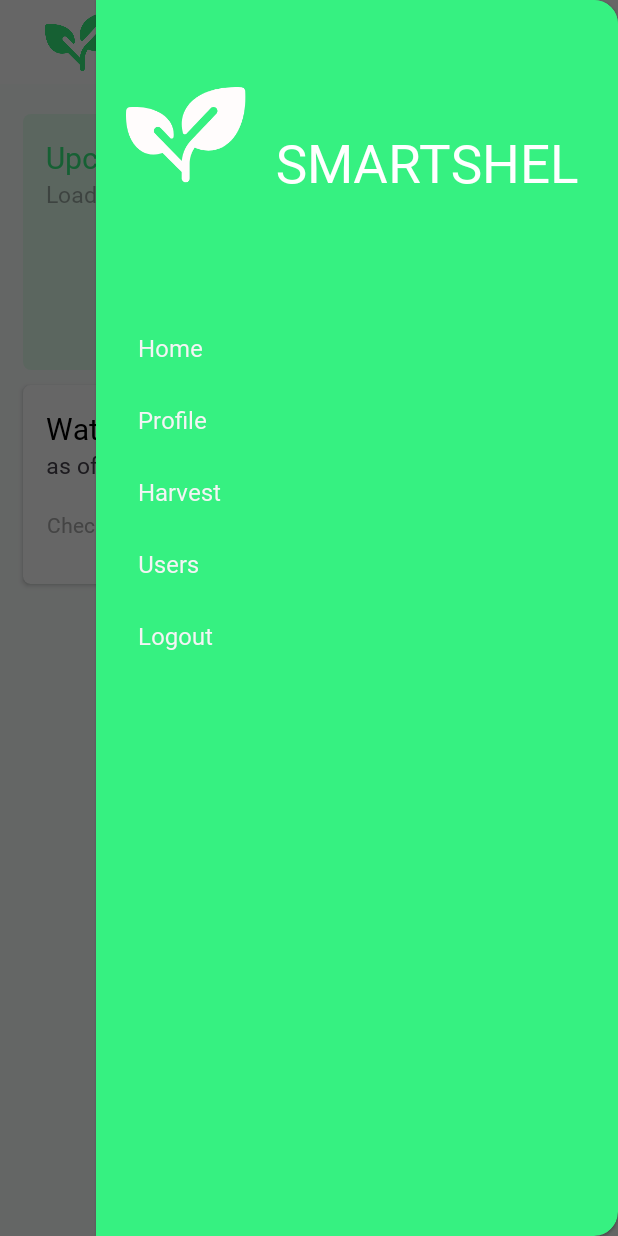
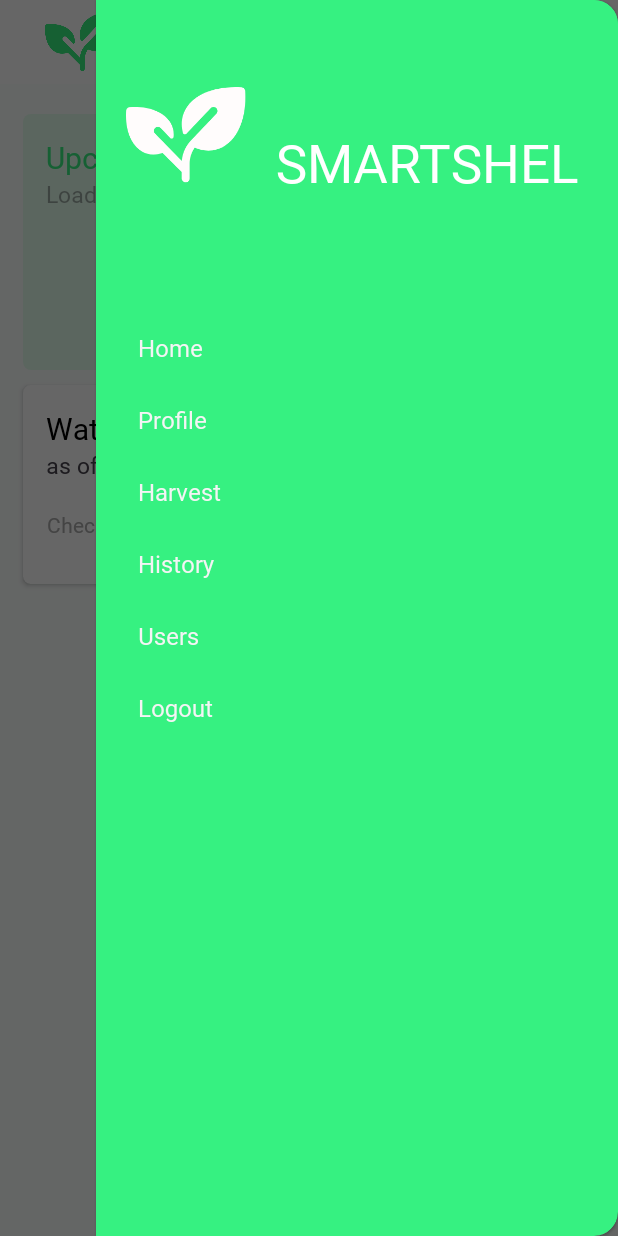
Before and after one commit to JmrDn/Smart_Shell, an Android app: the HomeFragment screen opened directly, with no data from a screen before it, with the side drawer open, on a phone screen of 412 x 824 dp. Run offline under Robolectric (Android 15) with nearby library versions, the phone set to English and light mode, and no system bars; our stand-ins replace Firebase (no records; nobody signed in at launch, a user with empty details on screens opened directly); 1 statement that could not run was skipped.

Commit message:
Water salinity fetched and history added

```diff
--- a/app/src/main/java/com/example/smartshell/Signup.java
+++ b/app/src/main/java/com/example/smartshell/Signup.java
@@ -21,6 +21,7 @@ import android.widget.ProgressBar;
 import android.widget.TextView;
 import android.widget.Toast;
 
+import com.example.smartshell.Utils.DateAndTimeUtils;
 import com.example.smartshell.Utils.UserCredentials;
 import com.google.android.gms.tasks.OnCompleteListener;
 import com.google.android.gms.tasks.Task;
@@ -258,7 +259,7 @@ public class Signup extends AppCompatActivity {
         users.put("email", email);
         users.put("name", name);
         users.put("password", password);
-        users.put("dateCreated", LocalDateTime.now().toString());
+        users.put("dateCreated", DateAndTimeUtils.getTime24HrsFormatAndDate());
         users.put("userId", userId);
         users.put("isBlocked", false);
 
--- a/app/src/main/java/com/example/smartshell/fragments/HomeFragment.java
+++ b/app/src/main/java/com/example/smartshell/fragments/HomeFragment.java
@@ -4,6 +4,7 @@ import android.os.Build;
 import android.os.Bundle;
 
 import androidx.annotation.NonNull;
+import androidx.annotation.Nullable;
 import androidx.annotation.RequiresApi;
 import androidx.fragment.app.Fragment;
 
@@ -19,15 +20,31 @@ import com.example.smartshell.Utils.DateAndTimeUtils;
 import com.example.smartshell.Utils.HarvestUtils;
 import com.google.android.gms.tasks.OnCompleteListener;
 import com.google.android.gms.tasks.Task;
+import com.google.firebase.database.DataSnapshot;
+import com.google.firebase.database.DatabaseError;
+import com.google.firebase.database.DatabaseReference;
+import com.google.firebase.database.FirebaseDatabase;
+import com.google.firebase.database.ValueEventListener;
+import com.google.firebase.firestore.DocumentReference;
+import com.google.firebase.firestore.EventListener;
 import com.google.firebase.firestore.FirebaseFirestore;
+import com.google.firebase.firestore.FirebaseFirestoreException;
 import com.google.firebase.firestore.QueryDocumentSnapshot;
 import com.google.firebase.firestore.QuerySnapshot;
+
+import java.time.LocalDateTime;
+import java.time.format.DateTimeFormatter;
+import java.util.HashMap;
 
 
 @RequiresApi(api = Build.VERSION_CODES.O)
 public class HomeFragment extends Fragment {
 
-    TextView harvestDate, numOfDays, days;
+    TextView harvestDate;
+    TextView numOfDays;
+    TextView  days;
+    TextView currentTime;
+    TextView currentWaterSalinity;
     @Override
     public View onCreateView(LayoutInflater inflater, ViewGroup container,
                              Bundle savedInstanceState) {
@@ -37,8 +54,101 @@ public class HomeFragment extends Fragment {
         initWidgets(view);
         setUpDate();
         setUpUpcomingHarvestDate();
+        setUpCurrentSalinityDetails();
 
         return  view;
+    }
+
+    private void setUpCurrentSalinityDetails() {
+        DatabaseReference db = FirebaseDatabase.getInstance().getReference("Readings");
+
+        db.addValueEventListener(new ValueEventListener() {
+            @Override
+            public void onDataChange(@NonNull DataSnapshot snapshot) {
+                String currentSalinityFromDb = snapshot.child("Water").getValue().toString();
+                currentWaterSalinity.setText(currentSalinityFromDb);
+                setHistory(currentSalinityFromDb);
+            }
+
+            @Override
+            public void onCancelled(@NonNull DatabaseError error) {
+                Log.d("TAG", "Failed to fetch current water salinity");
+            }
+        });
+    }
+
+    private void setHistory(String currentSalinityFromDb) {
+
+        HashMap<String, Object> history = new HashMap();
+        LocalDateTime now = LocalDateTime.now();
+        DateTimeFormatter dateTimeFormatter = DateTimeFormatter.ofPattern("dd/MM/yyyy H:mm:s");
+        String currentDateAndTime = now.format(dateTimeFormatter);
+
+        history.put("waterSalinity", currentSalinityFromDb);
+        history.put("dateAndTime", currentDateAndTime);
+
+        validateHistory(history);
+    }
+
+    private void validateHistory(HashMap<String, Object> history) {
+
+        FirebaseFirestore.getInstance().collection("history")
+                .get()
+                .addOnCompleteListener(new OnCompleteListener<QuerySnapshot>() {
+                    @Override
+                    public void onComplete(@NonNull Task<QuerySnapshot> task) {
+                        if (task.isSuccessful()){
+                            QuerySnapshot querySnapshot = task.getResult();
+                            if(!querySnapshot.isEmpty() && querySnapshot != null){
+                                long recentHistoryTimeRange = 99999;
+                                String recentWaterSalinity = "";
+                                int querySize = querySnapshot.size();
+                                int queries = 0;
+                                for (QueryDocumentSnapshot documentSnapshot: task.getResult()){
+                                    String dateAndTime = documentSnapshot.getString("dateAndTime");
+                                    queries++;
+                                    DateTimeFormatter dateTimeFormatter = DateTimeFormatter.ofPattern("dd/MM/yyyy H:m:s");
+                                    LocalDateTime dateTime = LocalDateTime.parse(dateAndTime, dateTimeFormatter);
+                                    long fetchedHistoryTimeRange = DateAndTimeUtils.calculateMinutesAgo(dateTime);
+
+                                    if(fetchedHistoryTimeRange < recentHistoryTimeRange){
+                                        String waterSalinityFromHistory = documentSnapshot.getString("waterSalinity");
+                                        if (!history.get("waterSalinity").equals(waterSalinityFromHistory)){
+                                            recentWaterSalinity = waterSalinityFromHistory;
+                                        }
+                                    }
+                                }
+
+                                if (queries == querySize){
+                                    if(!recentWaterSalinity.isEmpty() && recentWaterSalinity != null){
+                                        saveHistory(history);
+                                    }
+                                }
+                            } else {
+                                Log.d("TAG", "Query snapshot of history is null");
+                                saveHistory(history);
+                            }
+                        } else {
+                            Log.d("TAG", "Fetching history is failed");
+                        }
+                    }
+                });
+
+    }
+
+    private void saveHistory(HashMap<String, Object> history) {
+        FirebaseFirestore.getInstance().collection("history")
+                .add(history)
+                .addOnCompleteListener(new OnCompleteListener<DocumentReference>() {
+                    @Override
+                    public void onComplete(@NonNull Task<DocumentReference> task) {
+                        if (task.isSuccessful()){
+                            Log.d("TAG", "New water salinity history added");
+                        } else {
+                            Log.d("TAG", "Failed to add water salinity history");
+                        }
+                    }
+                });
     }
 
     private void setUpUpcomingHarvestDate() {
@@ -99,5 +209,8 @@ public class HomeFragment extends Fragment {
         numOfDays = view.findViewById(R.id.numOfDays_TextView);
         days = view.findViewById(R.id.days_TextView);
         harvestDate = view.findViewById(R.id.dateOfHarvest_TextView);
+
+        currentTime = view.findViewById(R.id.timeOfWaterSalinity_TextView);
+        currentWaterSalinity = view.findViewById(R.id.waterSalinity_TextView);
     }
 }
--- a/app/src/main/res/menu/drawer_menu.xml
+++ b/app/src/main/res/menu/drawer_menu.xml
@@ -11,6 +11,9 @@
     <item android:id="@+id/harvest"
         android:title="Harvest"
         tools:ignore="HardcodedText" />
+    <item android:id="@+id/history"
+        android:title="History"
+        tools:ignore="HardcodedText" />
     <item android:id="@+id/users"
         android:title="Users"
         tools:ignore="HardcodedText" />
```
Also changed, not shown: app/src/main/java/com/example/smartshell/Adapter/HistoryAdapter.java (added, +56 -0 lines), app/src/main/java/com/example/smartshell/HomePage.java (+11 -0 lines), app/src/main/java/com/example/smartshell/Model/HistoryModel.java (added, +19 -0 lines), app/src/main/java/com/example/smartshell/Utils/DateAndTimeUtils.java (+20 -0 lines), app/src/main/java/com/example/smartshell/fragments/HistoryFragment.java (added, +104 -0 lines), app/src/main/res/layout/fragment_history.xml (added, +25 -0 lines), app/src/main/res/layout/history_list_layout.xml (added, +53 -0 lines).
